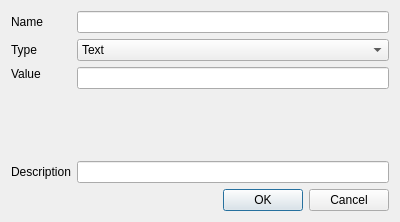
Qt form dialogs/key_value_file_text_dialog.ui (apogza/RestyCage) before a commit.
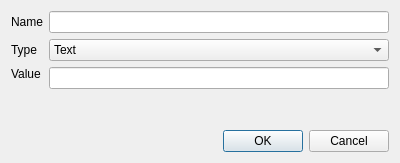
The same form after that commit.

Commit message: Remove descriptions from item models and dialogs

Patch:
```diff
--- a/dialogs/key_value_file_text_dialog.ui
+++ b/dialogs/key_value_file_text_dialog.ui
@@ -7,7 +7,7 @@
     <x>0</x>
     <y>0</y>
     <width>400</width>
-    <height>222</height>
+    <height>163</height>
    </rect>
   </property>
   <property name="windowTitle">
@@ -137,7 +137,7 @@
      </widget>
     </widget>
    </item>
-   <item row="4" column="0" colspan="2">
+   <item row="3" column="0" colspan="2">
     <widget class="QDialogButtonBox" name="buttonBox">
      <property name="orientation">
       <enum>Qt::Orientation::Horizontal</enum>
@@ -147,16 +147,6 @@
      </property>
     </widget>
    </item>
-   <item row="3" column="0">
-    <widget class="QLabel" name="label_4">
-     <property name="text">
-      <string>Description</string>
-     </property>
-    </widget>
-   </item>
-   <item row="3" column="1">
-    <widget class="QLineEdit" name="descriptionEdit"/>
-   </item>
   </layout>
  </widget>
  <resources/>
```
The commit also changes 8 other files.
